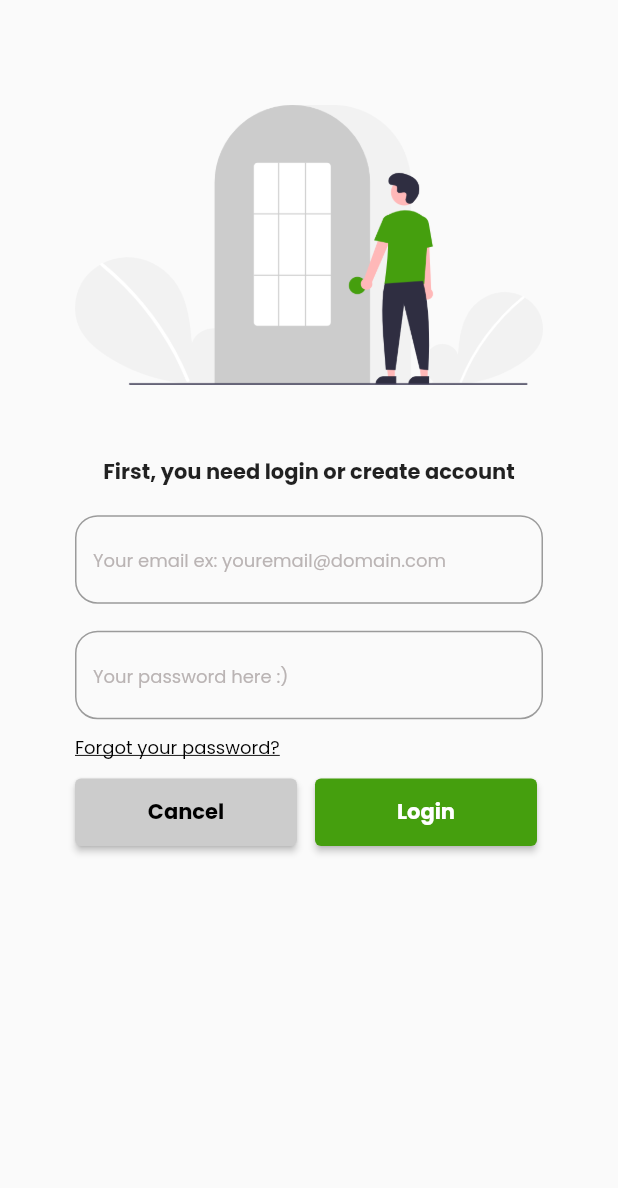
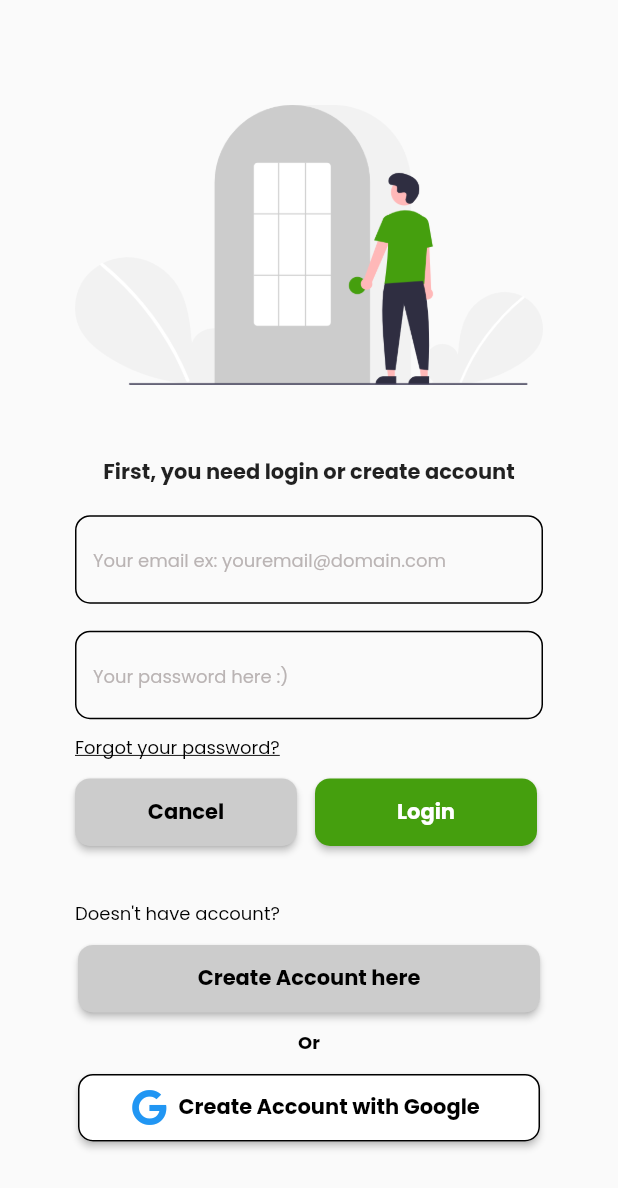
Before and after one commit to banghid/iot_app, a Flutter app: the screen it shows after launch, after a tap on "Getting Started", on a phone screen of 412 x 824 dp. Shown: the top 1188 px of the screen. Run offline on Flutter 3.47's test engine with Material 2 defaults, Android fonts, the light colour scheme and no system bars; our stand-ins replace firebase_auth, firebase_core, font_awesome_flutter, google_fonts, google_sign_in; missing offline and left inert: dart:ffi; accounts and stored records are empty.

Commit message:
adding google login feature

```diff
--- /dev/null
+++ b/lib/google_sign_in.dart
@@ -0,0 +1,26 @@
+import 'package:firebase_auth/firebase_auth.dart';
+import 'package:flutter/material.dart';
+import 'package:google_sign_in/google_sign_in.dart';
+
+class GoogleSignInProvider extends ChangeNotifier {
+  final googleSignIn = GoogleSignIn();
+
+  GoogleSignInAccount? _user;
+
+  GoogleSignInAccount get user => _user!;
+
+  Future googleLogin() async {
+    final googleUser = await googleSignIn.signIn();
+    if (googleUser == null) return;
+    _user = googleUser;
+
+    final googleAuth = await googleUser.authentication;
+
+    final credential = GoogleAuthProvider.credential(
+        accessToken: googleAuth.accessToken, idToken: googleAuth.idToken);
+
+    await FirebaseAuth.instance.signInWithCredential(credential);
+
+    notifyListeners();
+  }
+}
--- a/lib/main.dart
+++ b/lib/main.dart
@@ -1,9 +1,15 @@
 import 'package:flutter/gestures.dart';
 import 'package:flutter/material.dart';
 import 'package:google_fonts/google_fonts.dart';
+import 'package:iot_app/google_sign_in.dart';
+import 'package:provider/provider.dart';
 import 'style.dart';
+import 'package:firebase_core/firebase_core.dart';
+import 'package:font_awesome_flutter/font_awesome_flutter.dart';
 
-void main() {
+void main() async {
+  WidgetsFlutterBinding.ensureInitialized();
+  await Firebase.initializeApp();
   runApp(const MyApp());
 }
 
@@ -11,9 +17,11 @@ class MyApp extends StatelessWidget {
   const MyApp({Key? key}) : super(key: key);
 
   @override
-  Widget build(BuildContext context) {
-    return MaterialApp(debugShowCheckedModeBanner: false, home: GetStarted());
-  }
+  Widget build(BuildContext context) => ChangeNotifierProvider(
+        create: (context) => GoogleSignInProvider(),
+        child:
+            MaterialApp(debugShowCheckedModeBanner: false, home: GetStarted()),
+      );
 }
 
 class GetStarted extends StatelessWidget {
@@ -67,7 +75,10 @@ class GetStarted extends StatelessWidget {
                         animationDuration: Duration(seconds: 5),
                         primary: Style.accentColor,
                         maximumSize: Size(408, 45),
-                        minimumSize: Size(308, 45)),
+                        minimumSize: Size(308, 45),
+                        shape: RoundedRectangleBorder(
+                          borderRadius: BorderRadius.circular(10), // <-- Radius
+                        )),
                     child: Text(
                       'Getting Started',
                       style: GoogleFonts.poppins(
@@ -91,12 +102,12 @@ class LoginPage extends StatelessWidget {
   Widget build(BuildContext context) {
     return Scaffold(
       body: Container(
-        margin: EdgeInsets.fromLTRB(50, 70, 50, 70),
         child: SingleChildScrollView(
+          padding: EdgeInsets.fromLTRB(50, 0, 50, 0),
           child: Column(
             children: [
               Container(
-                margin: EdgeInsets.only(bottom: 48),
+                margin: EdgeInsets.only(bottom: 48, top: 70),
                 child: Image.asset('assets/images/login_illust.png'),
               ),
               Container(
@@ -110,10 +121,15 @@ class LoginPage extends StatelessWidget {
                 margin: EdgeInsets.only(top: 9, bottom: 9),
                 child: TextField(
                   decoration: InputDecoration(
+                      enabledBorder: const OutlineInputBorder(
+                        // width: 0.0 produces a thin "hairline" border
+                        borderRadius: BorderRadius.all(Radius.circular(10)),
+                        borderSide:
+                            const BorderSide(color: Colors.black, width: 1.0),
+                      ),
                       border: OutlineInputBorder(
-                          borderRadius: BorderRadius.all(Radius.circular(15)),
-                          borderSide:
-                              BorderSide(color: Colors.black, width: 5.0)),
+                        borderRadius: BorderRadius.all(Radius.circular(10)),
+                      ),
                       hintText: 'Your email ex: youremail@domain.com',
                       hintStyle: GoogleFonts.poppins(
                           fontSize: 12, color: Style.hintColor)),
@@ -126,8 +142,15 @@ class LoginPage extends StatelessWidget {
                   enableSuggestions: false,
                   autocorrect: false,
                   decoration: InputDecoration(
+                      enabledBorder: const OutlineInputBorder(
+                        // width: 0.0 produces a thin "hairline" border
+                        borderRadius: BorderRadius.all(Radius.circular(10)),
+                        borderSide:
+                            const BorderSide(color: Colors.black, width: 1.0),
+                      ),
                       border: OutlineInputBorder(
-                          borderRadius: BorderRadius.all(Radius.circular(15))),
+                        borderRadius: BorderRadius.all(Radius.circular(10)),
+                      ),
                       hintText: 'Your password here :)',
                       hintStyle: GoogleFonts.poppins(
                           fontSize: 12, color: Style.hintColor)),
@@ -158,7 +181,11 @@ class LoginPage extends StatelessWidget {
                           style: ElevatedButton.styleFrom(
                               minimumSize: Size(148, 45),
                               maximumSize: Size(200, 45),
-                              primary: Style.cancelColor),
+                              primary: Style.cancelColor,
+                              shape: RoundedRectangleBorder(
+                                borderRadius:
+                                    BorderRadius.circular(10), // <-- Radius
+                              )),
                           onPressed: () {
                             Navigator.pop(context);
                           },
@@ -174,7 +201,11 @@ class LoginPage extends StatelessWidget {
                           style: ElevatedButton.styleFrom(
                               minimumSize: Size(148, 45),
                               maximumSize: Size(200, 45),
-                              primary: Style.accentColor),
+                              primary: Style.accentColor,
+                              shape: RoundedRectangleBorder(
+                                borderRadius:
+                                    BorderRadius.circular(10), // <-- Radius
+                              )),
                           onPressed: () {},
                           child: Text('Login',
                               style: GoogleFonts.poppins(
@@ -184,6 +215,83 @@ class LoginPage extends StatelessWidget {
                     )
                   ],
                 ),
+              ),
+              Container(
+                  margin: EdgeInsets.only(top: 35),
+                  alignment: Alignment.topLeft,
+                  child: RichText(
+                      text: TextSpan(
+                          text: "Doesn't have account?",
+                          recognizer: TapGestureRecognizer()
+                            ..onTap = () {
+                              ScaffoldMessenger.of(context).showSnackBar(
+                                  SnackBar(
+                                      content:
+                                          Text('Tapped Doest have account')));
+                            },
+                          style: GoogleFonts.poppins(
+                              fontSize: 12, color: Colors.black)))),
+              Container(
+                margin: EdgeInsets.only(top: 10),
+                child: ElevatedButton(
+                    style: ElevatedButton.styleFrom(
+                        maximumSize: Size(408, 45),
+                        minimumSize: Size(308, 45),
+                        primary: Style.cancelColor,
+                        shape: RoundedRectangleBorder(
+                          borderRadius: BorderRadius.circular(10), // <-- Radius
+                        )),
+                    onPressed: () {
+                      Navigator.pop(context);
+                    },
+                    child: Text('Create Account here',
+                        style: GoogleFonts.poppins(
+                            fontSize: 14,
+                            fontWeight: FontWeight.bold,
+                            color: Colors.black))),
+              ),
+              Container(
+                  margin: EdgeInsets.only(top: 10),
+                  alignment: Alignment.center,
+                  child: RichText(
+                      text: TextSpan(
+                          text: "Or",
+                          recognizer: TapGestureRecognizer()
+                            ..onTap = () {
+                              ScaffoldMessenger.of(context).showSnackBar(
+                                  SnackBar(
+                                      content: Text('Tapped forgot password')));
+                            },
+                          style: GoogleFonts.poppins(
+                              fontSize: 12,
+                              color: Colors.black,
+                              fontWeight: FontWeight.bold)))),
+              Container(
+                margin: EdgeInsets.only(top: 10, bottom: 70),
+                child: ElevatedButton.icon(
+                    style: ElevatedButton.styleFrom(
+                        maximumSize: Size(408, 45),
+                        minimumSize: Size(308, 45),
+                        primary: Colors.white,
+                        side: BorderSide(color: Colors.black),
+                        shape: RoundedRectangleBorder(
+                          borderRadius: BorderRadius.circular(10), // <-- Radius
+                        )),
+                    onPressed: () {
+                      final provider = Provider.of<GoogleSignInProvider>(
+                          context,
+                          listen: false);
+                      provider.googleLogin();
+                    },
+                    icon: FaIcon(
+                      FontAwesomeIcons.google,
+                      color: Colors.blue,
+                    ),
+                    label: Text('Create Account with Google',
+                        style: GoogleFonts.poppins(
+                            fontSize: 14,
+                            fontWeight: FontWeight.bold,
+                            color: Colors.black))),
               )
             ],
           ),
```
Also changed, not shown: pubspec.yaml (+10 -0 lines), pubspec.lock, 3 other files.
